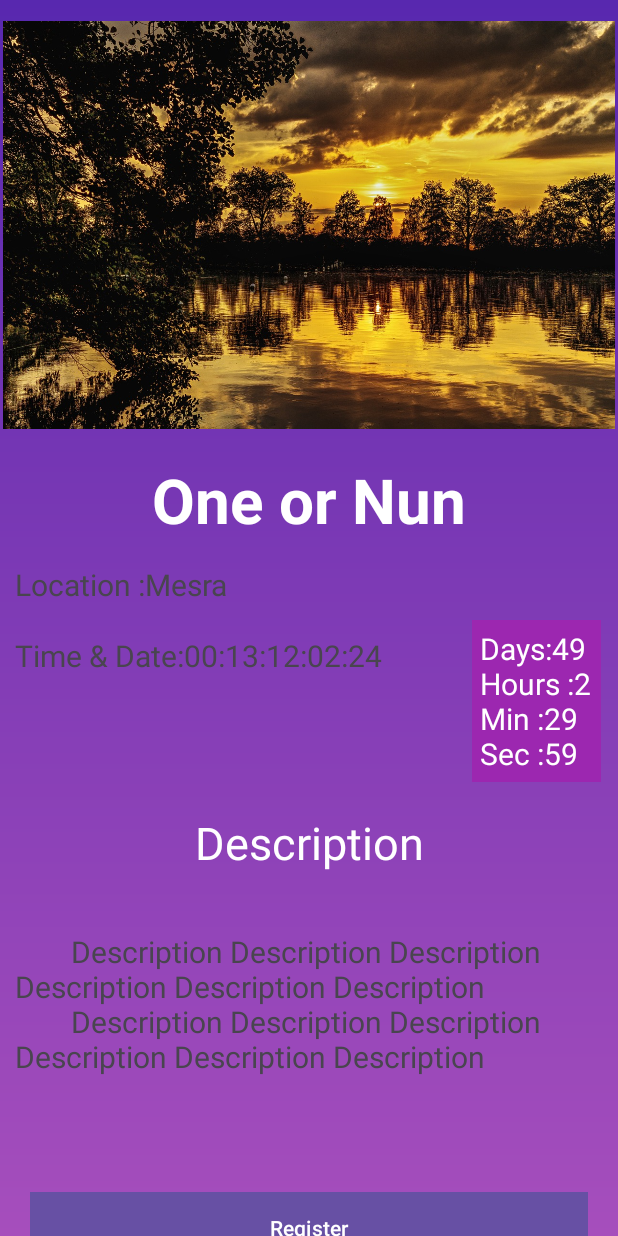
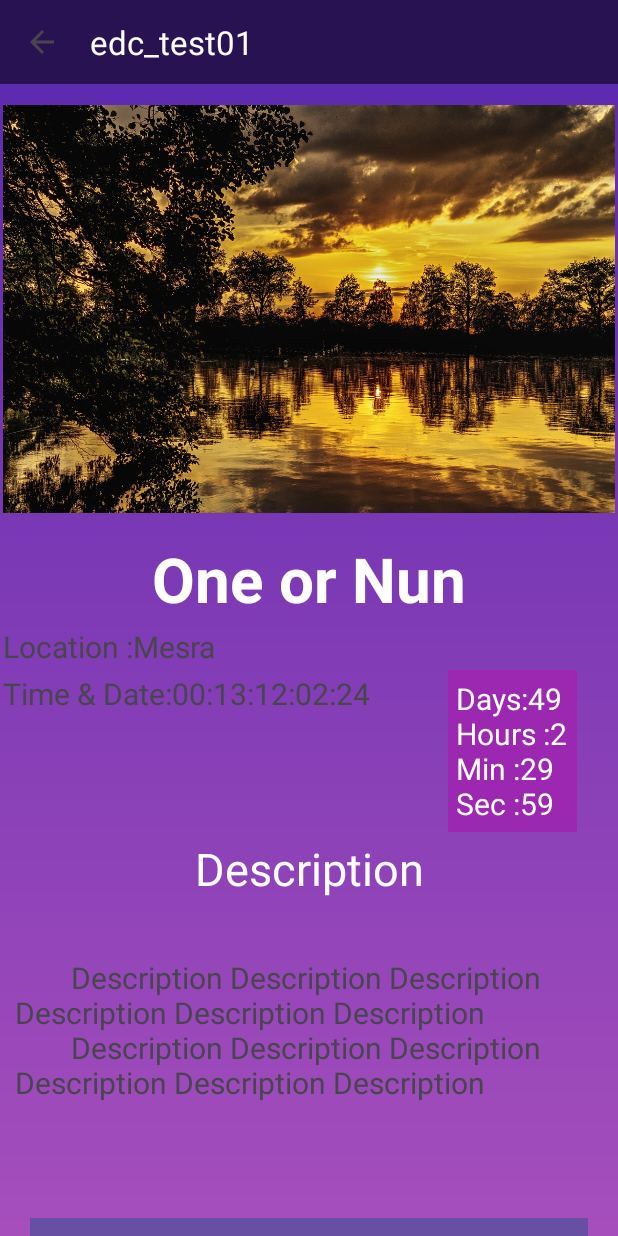
Before and after one commit to ayanjamil/Event-Organiser, an Android app: the screen it shows after launch (event_detail), after a tap on "One or Nun", on a phone screen of 412 x 824 dp. Run offline under Robolectric (Android 15) with nearby library versions, the light colour scheme and no system bars; 2 statements that could not run were skipped.

```diff
--- a/app/src/main/java/com/example/edc_test01/event_detail.kt
+++ b/app/src/main/java/com/example/edc_test01/event_detail.kt
@@ -1,4 +1,5 @@
 package com.example.edc_test01
+import android.app.Dialog
 import android.media.MediaPlayer
 import android.net.Uri
 import android.os.Build
@@ -12,6 +13,8 @@ import android.widget.ImageView
 import android.widget.TextView
 import android.widget.Toast
 import androidx.annotation.RequiresApi
+import androidx.appcompat.widget.Toolbar
+import com.example.edc_test01.databinding.DialogCustomBackConfirmationBinding
 import java.text.SimpleDateFormat
 import java.util.Calendar
 import java.util.Date
@@ -36,6 +39,7 @@ class event_detail : AppCompatActivity(),TextToSpeech.OnInitListener {
             val location:TextView=findViewById(R.id.tv_location)
             val time:TextView=findViewById(R.id.tv_time)
             val registerBtn = findViewById<Button>(R.id.btn_register)
+//            val actionBar: Toolbar = findViewById(R.id.toolbarEvent)
             //above part is linking event_details kind of imporitng its ids
             imageView.setImageResource(event.eventImage)
             eventName.text=event.eventName
@@ -52,12 +56,14 @@ class event_detail : AppCompatActivity(),TextToSpeech.OnInitListener {
                 val event_name = event.eventName
                 speakOut(event_name) // it can only hold strings
                 Log.d("event_name issue","the event name is $event_name")
+
+            // calling the function for sound effects in the beginning
+            sounfPlay()
+            // setting up action bar with back button support
+            activitybarSetup()
         }
         else
             Log.d("event_details issue","when the if block is not executed in event_datials secton")
-
-        // calling the function for sound effects in the beginning
-        sounfPlay()
     }
     private fun setDate(eventTime:String){
         val displaytimer = findViewById<TextView>(R.id.tv_countdown)
@@ -151,4 +157,31 @@ override fun onInit(status: Int) {
             e.printStackTrace()
         }
     }
+    private fun activitybarSetup(){
+        val actionBar: Toolbar = findViewById(R.id.toolbarEvent)
+        setSupportActionBar(actionBar)
+
+        if (supportActionBar != null){
+            supportActionBar?.setDisplayHomeAsUpEnabled(true)
+        }
+        actionBar.setNavigationOnClickListener {
+            customDialogForBackButton()
+        }
+    }
+    private fun customDialogForBackButton() {
+        val customDialog = Dialog(this)
+        val dialogBinding = DialogCustomBackConfirmationBinding.inflate(layoutInflater)
+        customDialog.setContentView(dialogBinding.root)
+        customDialog.setCanceledOnTouchOutside(false)
+        dialogBinding.tvYes.setOnClickListener {
+            this@event_detail.finish()
+            customDialog.dismiss() // Dialog will be dismissed
+        }
+        dialogBinding.tvNo.setOnClickListener {
+            customDialog.dismiss()
+        }
+        //Start the dialog and display it on screen.
+        customDialog.show()
+    }
+
 }
--- a/app/src/main/res/layout/activity_event_detail.xml
+++ b/app/src/main/res/layout/activity_event_detail.xml
@@ -5,11 +5,19 @@
     android:layout_width="match_parent"
     android:layout_height="match_parent"
     android:background="@drawable/gradient">
+    <androidx.appcompat.widget.Toolbar
+        android:id="@+id/toolbarEvent"
+        android:layout_width="match_parent"
+        android:layout_height="?android:attr/actionBarSize"
+        android:background="#291252"
+        app:layout_constraintTop_toTopOf="parent"
+        app:layout_constraintBottom_toTopOf="@id/event_imagview"
+        app:titleTextColor="@color/white" />
     <ImageView
         android:id="@+id/event_imagview"
         android:layout_width="match_parent"
         android:layout_height="300dp"
-        app:layout_constraintTop_toTopOf="parent"
+        app:layout_constraintTop_toBottomOf="@id/toolbarEvent"
         app:layout_constraintStart_toStartOf="parent"
         app:layout_constraintEnd_toEndOf="parent"
         android:src="@drawable/event_image"
@@ -20,7 +28,7 @@
         android:text="Event name"
         android:textSize="41dp"
         android:textStyle="bold"
-        android:padding="5dp"
+        android:padding="2dp"
         android:gravity="center"
         app:layout_constraintTop_toBottomOf="@id/event_imagview"
 
@@ -31,7 +39,7 @@
         android:id="@+id/tv_location"
         android:text="Location- "
         android:textSize="20dp"
-        android:padding="10dp"
+        android:padding="2dp"
         app:layout_constraintTop_toBottomOf
             ="@id/tv_eventname"
         android:layout_height="wrap_content"
@@ -40,7 +48,7 @@
         android:id="@+id/tv_time"
         android:text="Time- "
         android:textSize="20dp"
-        android:padding="10dp"
+        android:padding="2dp"
         app:layout_constraintTop_toBottomOf
             ="@id/tv_location"
         app:layout_constraintEnd_toStartOf="@+id/tv_countdown"
--- a/app/src/main/res/values/colors.xml
+++ b/app/src/main/res/values/colors.xml
@@ -7,5 +7,5 @@
     <color name="colorWhite">#FFFFFF</color>
     <color name="colorLightGray">#EBEBEB</color>
     <color name="colorAccent">#008F24</color>
-
+    <color name="colorPrimary">#B2212121</color>
 </resources>
```
Also changed, not shown: app/src/main/res/layout/dialog_custom_back_confirmation.xml (added, +62 -0 lines).
